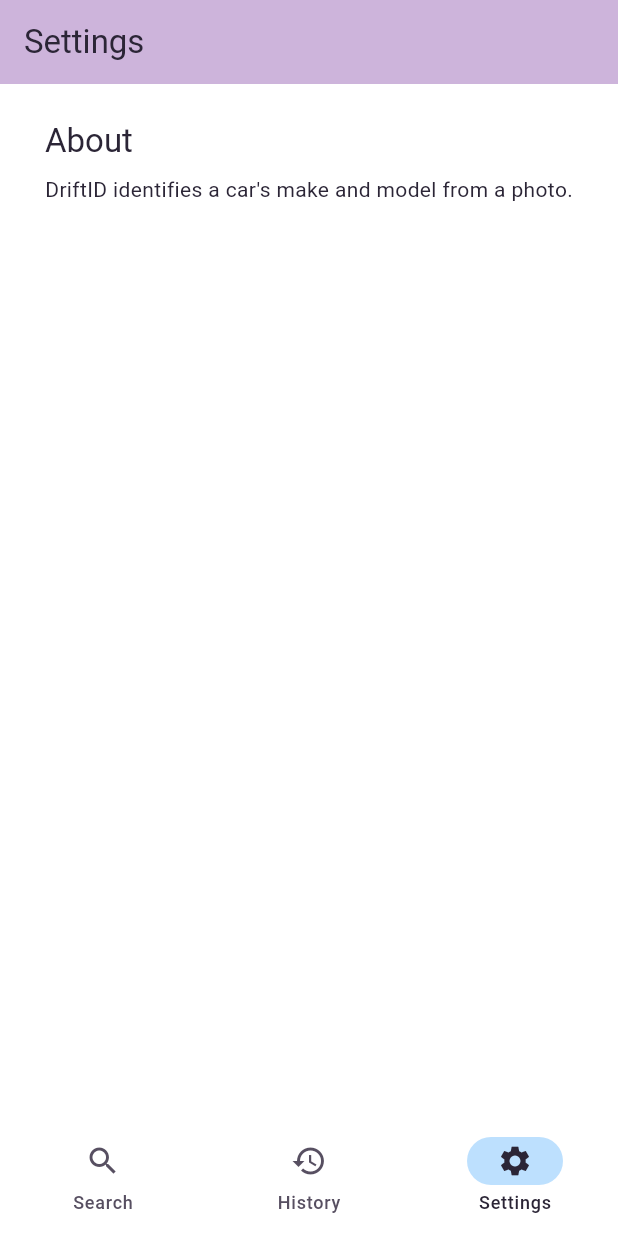
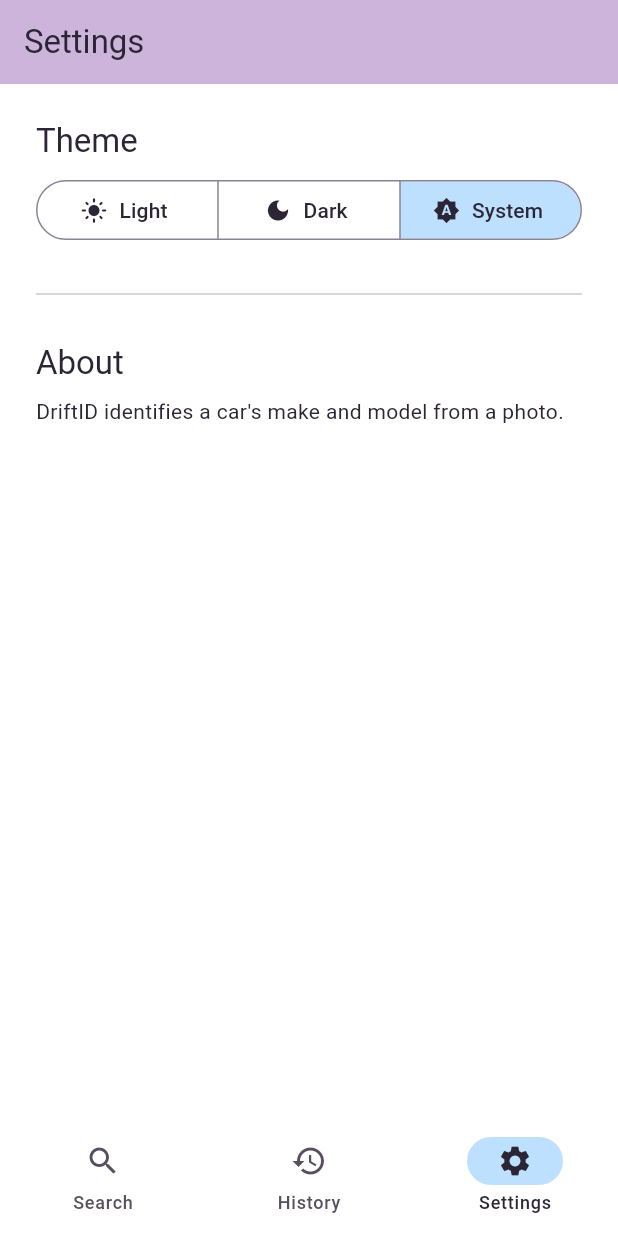
Before and after one commit to k13nNg/driftID, a Flutter app: the screen it shows after launch, item 3 of the bottom bar chosen, on a phone screen of 412 x 824 dp. Run offline on Flutter 3.47's test engine with Material 3 defaults, Android fonts, the phone set to English and light mode, and no system bars; our stand-ins replace file_picker, shared_preferences, web; missing offline and left inert: dart:js_interop; project files that could hold a hidden picture were left out.

Commit message:
T013: implement theme control in Settings and SettingsStore
Implemented SettingsStore for persisted theme preferences (Light, Dark, System) and added theme selection controls in Settings tab.

Co-authored-by: Cursor <cursoragent@cursor.com>

```diff
--- a/ui/lib/app_shell.dart
+++ b/ui/lib/app_shell.dart
@@ -4,17 +4,25 @@ import 'screens/history_screen.dart';
 import 'screens/home_screen.dart';
 import 'screens/settings_screen.dart';
 import 'services/history_store.dart';
+import 'services/settings_store.dart';
 
 /// App shell hosting the three top-level sections behind a persistent bottom
 /// [NavigationBar] (US-07). An [IndexedStack] keeps every tab's state alive, so
 /// switching sections never triggers a route push or full reload — the Search
 /// flow keeps its picked image / results when the user visits History and back.
 class AppShell extends StatefulWidget {
-  const AppShell({super.key, required this.historyStore});
+  const AppShell({
+    super.key,
+    required this.historyStore,
+    required this.settingsStore,
+  });
 
   /// Shared, app-lifetime store. Search appends to it (T006); History
   /// reads/mutates it (T007/T009).
   final HistoryStore historyStore;
+
+  /// Shared, app-lifetime settings store (T013).
+  final SettingsStore settingsStore;
 
   @override
   State<AppShell> createState() => _AppShellState();
@@ -36,7 +44,7 @@ class _AppShellState extends State<AppShell> {
         children: [
           HomeScreen(historyStore: widget.historyStore),
           HistoryScreen(historyStore: widget.historyStore),
-          const SettingsScreen(),
+          SettingsScreen(settingsStore: widget.settingsStore),
         ],
       ),
       bottomNavigationBar: NavigationBar(
--- a/ui/lib/main.dart
+++ b/ui/lib/main.dart
@@ -2,6 +2,7 @@ import 'package:flutter/material.dart';
 
 import 'app_shell.dart';
 import 'services/history_store.dart';
+import 'services/settings_store.dart';
 
 void main() {
   runApp(const DriftIDApp());
@@ -35,10 +36,13 @@ class DriftSpacing {
 const double kDriftRadius = 12;
 
 class DriftIDApp extends StatefulWidget {
-  const DriftIDApp({super.key, this.historyStore});
+  const DriftIDApp({super.key, this.historyStore, this.settingsStore});
 
   /// Injectable for tests; defaults to a real [HistoryStore] in production.
   final HistoryStore? historyStore;
+
+  /// Injectable for tests; defaults to a real [SettingsStore] in production.
+  final SettingsStore? settingsStore;
 
   @override
   State<DriftIDApp> createState() => _DriftIDAppState();
@@ -46,22 +50,44 @@ class DriftIDApp extends StatefulWidget {
 
 class _DriftIDAppState extends State<DriftIDApp> {
   late final HistoryStore _historyStore = widget.historyStore ?? HistoryStore();
+  late final SettingsStore _settingsStore = widget.settingsStore ?? SettingsStore();
 
   @override
   void initState() {
     super.initState();
     // Hydrate saved history from browser-local storage once on startup (US-08).
     _historyStore.load();
+    _settingsStore.load();
   }
 
   @override
   void dispose() {
     if (widget.historyStore == null) _historyStore.dispose();
+    if (widget.settingsStore == null) _settingsStore.dispose();
     super.dispose();
   }
 
   @override
   Widget build(BuildContext context) {
+    return ListenableBuilder(
+      listenable: _settingsStore,
+      builder: (context, _) {
+        return MaterialApp(
+          title: 'DriftID',
+          debugShowCheckedModeBanner: false,
+          theme: _buildLightTheme(),
+          darkTheme: _buildDarkTheme(),
+          themeMode: _settingsStore.themeMode,
+          home: AppShell(
+            historyStore: _historyStore,
+            settingsStore: _settingsStore,
+          ),
+        );
+      },
+    );
+  }
+
+  ThemeData _buildLightTheme() {
     const colorScheme = ColorScheme(
       brightness: Brightness.light,
       primary: DriftColors.thistle,
@@ -88,10 +114,7 @@ class _DriftIDAppState extends State<DriftIDApp> {
       outlineVariant: Color(0xFFCFC6D6),
     );
 
-    return MaterialApp(
-      title: 'DriftID',
-      debugShowCheckedModeBanner: false,
-      theme: ThemeData(
+    return ThemeData(
       useMaterial3: true,
       colorScheme: colorScheme,
       scaffoldBackgroundColor: Colors.white,
@@ -126,8 +149,71 @@ class _DriftIDAppState extends State<DriftIDApp> {
           borderRadius: BorderRadius.circular(kDriftRadius),
         ),
       ),
+    );
+  }
+
+  ThemeData _buildDarkTheme() {
+    const colorScheme = ColorScheme(
+      brightness: Brightness.dark,
+      primary: DriftColors.thistle,
+      onPrimary: DriftColors.ink,
+      primaryContainer: Color(0xFF3D3545),
+      onPrimaryContainer: Colors.white,
+      secondary: DriftColors.skyBlue,
+      onSecondary: DriftColors.ink,
+      secondaryContainer: Color(0xFF2A3A4D),
+      onSecondaryContainer: Colors.white,
+      tertiary: DriftColors.babyPink,
+      onTertiary: DriftColors.ink,
+      tertiaryContainer: Color(0xFF402E38),
+      onTertiaryContainer: Colors.white,
+      error: Color(0xFFF2B8B5),
+      onError: Color(0xFF601410),
+      errorContainer: Color(0xFF8C1D18),
+      onErrorContainer: Color(0xFFF9DEDC),
+      surface: Color(0xFF1C1A22),
+      onSurface: Colors.white,
+      surfaceContainerHighest: Color(0xFF2E2B36),
+      onSurfaceVariant: Color(0xFFCABFCF),
+      outline: Color(0xFF968E9F),
+      outlineVariant: Color(0xFF4B4554),
+    );
+
+    return ThemeData(
+      useMaterial3: true,
+      colorScheme: colorScheme,
+      scaffoldBackgroundColor: const Color(0xFF1C1A22),
+      appBarTheme: const AppBarTheme(
+        backgroundColor: Color(0xFF2E2B36),
+        foregroundColor: Colors.white,
+        elevation: 0,
+        scrolledUnderElevation: 0,
+        centerTitle: false,
       ),
-      home: AppShell(historyStore: _historyStore),
+      filledButtonTheme: FilledButtonThemeData(
+        style: FilledButton.styleFrom(
+          backgroundColor: DriftColors.thistle,
+          foregroundColor: DriftColors.ink,
+          elevation: 0,
+          shape: RoundedRectangleBorder(
+            borderRadius: BorderRadius.circular(kDriftRadius),
+          ),
+        ),
+      ),
+      outlinedButtonTheme: OutlinedButtonThemeData(
+        style: OutlinedButton.styleFrom(
+          foregroundColor: Colors.white,
+          side: const BorderSide(color: DriftColors.thistle),
+          shape: RoundedRectangleBorder(
+            borderRadius: BorderRadius.circular(kDriftRadius),
+          ),
+        ),
+      ),
+      inputDecorationTheme: InputDecorationTheme(
+        border: OutlineInputBorder(
+          borderRadius: BorderRadius.circular(kDriftRadius),
+        ),
+      ),
     );
   }
 }
--- a/ui/lib/screens/settings_screen.dart
+++ b/ui/lib/screens/settings_screen.dart
@@ -1,11 +1,13 @@
 import 'package:flutter/material.dart';
 
 import '../main.dart';
+import '../services/settings_store.dart';
 
-/// Settings tab. Minimal placeholder for T005 — a real settings feature set is
-/// out of scope this sprint (see S002).
+/// Settings tab (T013). Theme control + About blurb.
 class SettingsScreen extends StatelessWidget {
-  const SettingsScreen({super.key});
+  const SettingsScreen({super.key, required this.settingsStore});
+
+  final SettingsStore settingsStore;
 
   @override
   Widget build(BuildContext context) {
@@ -18,11 +20,47 @@ class SettingsScreen extends StatelessWidget {
         alignment: Alignment.topCenter,
         child: ConstrainedBox(
           constraints: const BoxConstraints(maxWidth: 640),
-          child: Padding(
+          child: ListView(
             padding: const EdgeInsets.all(DriftSpacing.lg),
-            child: Column(
-              crossAxisAlignment: CrossAxisAlignment.start,
             children: [
+              Text('Theme', style: theme.textTheme.titleLarge),
+              const SizedBox(height: DriftSpacing.sm),
+              ListenableBuilder(
+                listenable: settingsStore,
+                builder: (context, _) {
+                  return SizedBox(
+                    width: double.infinity,
+                    child: SegmentedButton<ThemeMode>(
+                      key: const Key('settings-theme'),
+                      segments: const <ButtonSegment<ThemeMode>>[
+                        ButtonSegment<ThemeMode>(
+                          value: ThemeMode.light,
+                          label: Text('Light', key: Key('theme-light')),
+                          icon: Icon(Icons.light_mode),
+                        ),
+                        ButtonSegment<ThemeMode>(
+                          value: ThemeMode.dark,
+                          label: Text('Dark', key: Key('theme-dark')),
+                          icon: Icon(Icons.dark_mode),
+                        ),
+                        ButtonSegment<ThemeMode>(
+                          value: ThemeMode.system,
+                          label: Text('System', key: Key('theme-system')),
+                          icon: Icon(Icons.brightness_auto),
+                        ),
+                      ],
+                      selected: <ThemeMode>{settingsStore.themeMode},
+                      onSelectionChanged: (Set<ThemeMode> newSelection) {
+                        settingsStore.setThemeMode(newSelection.first);
+                      },
+                      showSelectedIcon: false,
+                    ),
+                  );
+                },
+              ),
+              const SizedBox(height: DriftSpacing.lg),
+              const Divider(),
+              const SizedBox(height: DriftSpacing.lg),
               Text('About', style: theme.textTheme.titleLarge),
               const SizedBox(height: DriftSpacing.sm),
               Text(
@@ -34,7 +72,6 @@ class SettingsScreen extends StatelessWidget {
           ),
         ),
       ),
-      ),
     );
   }
 }
--- /dev/null
+++ b/ui/lib/services/settings_store.dart
@@ -0,0 +1,80 @@
+import 'package:flutter/material.dart';
+import 'package:shared_preferences/shared_preferences.dart';
+
+/// In-memory, persisted theme preference store (T012). Backed by
+/// browser-local storage (SharedPreferencesAsync), so the choice survives
+/// reloads and new sessions.
+///
+/// A [ChangeNotifier] so the Settings UI (T013) and MaterialApp can rebuild
+/// when the theme preference changes.
+class SettingsStore extends ChangeNotifier {
+  // Private named field formals aren't permitted, so assign explicitly.
+  // ignore: prefer_initializing_formals
+  SettingsStore({SharedPreferencesAsync? prefs}) : _prefs = prefs;
+
+  /// Versioned storage key.
+  static const String storageKey = 'driftid.settings.theme_mode.v1';
+
+  // Created lazily on first use so constructing the store never touches the
+  // platform plugin (which throws when unregistered, e.g. in widget tests).
+  SharedPreferencesAsync? _prefs;
+  SharedPreferencesAsync get _store => _prefs ??= SharedPreferencesAsync();
+
+  ThemeMode _themeMode = ThemeMode.system;
+
+  /// The active theme mode preference.
+  ThemeMode get themeMode => _themeMode;
+
+  /// Loads the persisted theme preference once at startup. Missing or corrupt
+  /// data degrades gracefully to [ThemeMode.system] rather than throwing.
+  Future<void> load() async {
+    try {
+      final value = await _store.getString(storageKey);
+      _themeMode = _parseThemeMode(value);
+    } catch (_) {
+      _themeMode = ThemeMode.system;
+    }
+    notifyListeners();
+  }
+
+  /// Updates the theme mode in-memory, notifies listeners immediately, then
+  /// persists the value best-effort.
+  Future<void> setThemeMode(ThemeMode mode) async {
+    if (_themeMode == mode) return;
+    _themeMode = mode;
+    notifyListeners();
+    await _persist();
+  }
+
+  Future<void> _persist() async {
+    try {
+      final value = _serializeThemeMode(_themeMode);
+      await _store.setString(storageKey, value);
+    } catch (_) {
+      // Best-effort: storage failures must never surface in the UI.
+    }
+  }
+
+  static ThemeMode _parseThemeMode(String? value) {
+    switch (value) {
+      case 'light':
+        return ThemeMode.light;
+      case 'dark':
+        return ThemeMode.dark;
+      case 'system':
+      default:
+        return ThemeMode.system;
+    }
+  }
+
+  static String _serializeThemeMode(ThemeMode mode) {
+    switch (mode) {
+      case ThemeMode.light:
+        return 'light';
+      case ThemeMode.dark:
+        return 'dark';
+      case ThemeMode.system:
+        return 'system';
+    }
+  }
+}
```
Also changed, not shown: ui/lib/widgets/history_tile.dart (+6 -2 lines), ui/lib/widgets/image_preview.dart (+6 -2 lines), 9 other files. Lines whose indentation alone changed are shown as unchanged.
